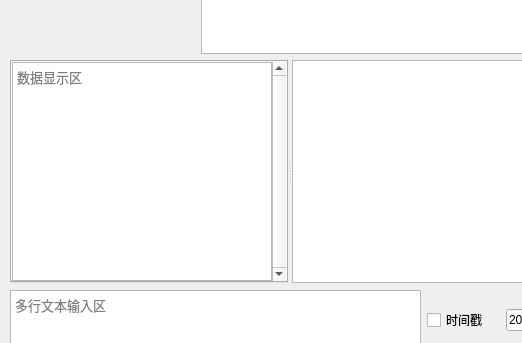
Above: ComAssistant/ui/mainwindow.ui from DukeHouse/ComAssistant before the change; both pictures show x 0 to 522 and y 203 to 546 of the 960 by 720 pixel window. Below: the same form after it.
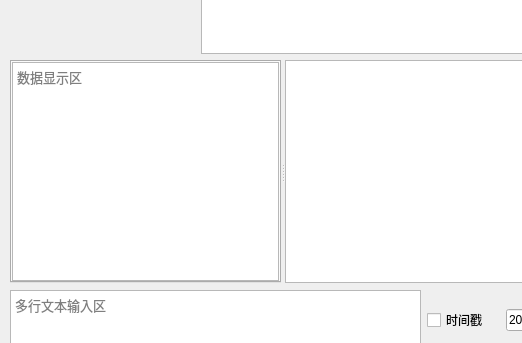
That is the form after the change. Custom widgets are drawn as their Qt base class.

```diff
--- a/ComAssistant/ui/mainwindow.ui
+++ b/ComAssistant/ui/mainwindow.ui
@@ -594,16 +594,6 @@
            </property>
           </widget>
          </item>
-         <item>
-          <widget class="QScrollBar" name="textBrowserScrollBar">
-           <property name="maximum">
-            <number>0</number>
-           </property>
-           <property name="orientation">
-            <enum>Qt::Vertical</enum>
-           </property>
-          </widget>
-         </item>
         </layout>
        </item>
       </layout>
```
